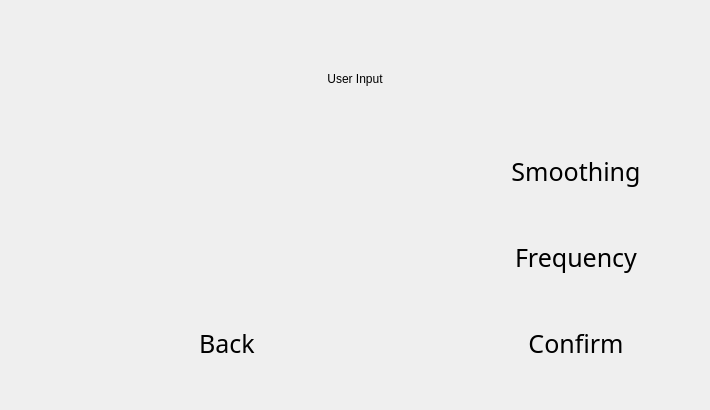
Above: BlocksScreen/lib/ui/utilitiesStackedWidget.ui from BlocksTechnology/BlocksScreen before the change. Below: the same form after it.
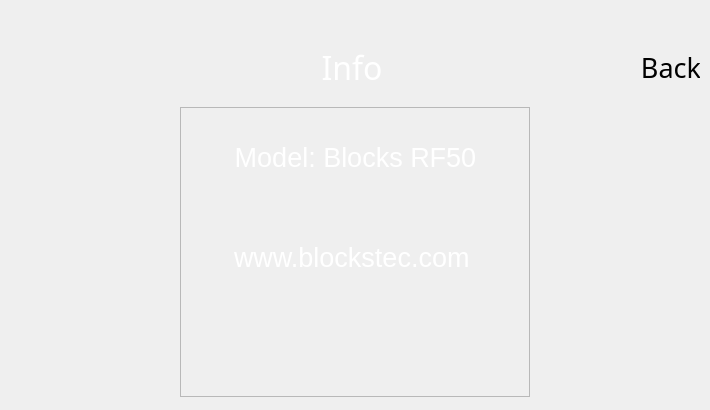
That is the form after the change. The open tabs and pages were chosen to show the change. Custom widgets are drawn as their Qt base class.

Commit message: Refacotr: updated input shapper page

```diff
--- a/BlocksScreen/lib/ui/utilitiesStackedWidget.ui
+++ b/BlocksScreen/lib/ui/utilitiesStackedWidget.ui
@@ -3071,243 +3071,8 @@
         </property>
        </widget>
       </item>
-     </layout>
-    </item>
-   </layout>
-  </widget>
-  <widget class="QWidget" name="user_input_page">
-   <layout class="QVBoxLayout" name="verticalLayout_9">
-    <item>
-     <spacer name="verticalSpacer_16">
-      <property name="orientation">
-       <enum>Qt::Vertical</enum>
-      </property>
-      <property name="sizeType">
-       <enum>QSizePolicy::Minimum</enum>
-      </property>
-      <property name="sizeHint" stdset="0">
-       <size>
-        <width>20</width>
-        <height>24</height>
-       </size>
-      </property>
-     </spacer>
-    </item>
-    <item>
-     <layout class="QHBoxLayout" name="horizontalLayout_5">
-      <item>
-       <widget class="QLabel" name="label_8">
-        <property name="sizePolicy">
-         <sizepolicy hsizetype="Preferred" vsizetype="Expanding">
-          <horstretch>0</horstretch>
-          <verstretch>0</verstretch>
-         </sizepolicy>
-        </property>
-        <property name="maximumSize">
-         <size>
-          <width>16777215</width>
-          <height>60</height>
-         </size>
-        </property>
-        <property name="text">
-         <string>User Input</string>
-        </property>
-        <property name="alignment">
-         <set>Qt::AlignCenter</set>
-        </property>
-       </widget>
-      </item>
-     </layout>
-    </item>
-    <item>
-     <layout class="QGridLayout" name="gridLayout_5">
-      <item row="2" column="2" alignment="Qt::AlignHCenter">
-       <widget class="BlocksCustomButton" name="is_confirm_btn">
-        <property name="sizePolicy">
-         <sizepolicy hsizetype="Minimum" vsizetype="MinimumExpanding">
-          <horstretch>0</horstretch>
-          <verstretch>0</verstretch>
-         </sizepolicy>
-        </property>
-        <property name="minimumSize">
-         <size>
-          <width>250</width>
-          <height>80</height>
-         </size>
-        </property>
-        <property name="maximumSize">
-         <size>
-          <width>250</width>
-          <height>80</height>
-         </size>
-        </property>
-        <property name="font">
-         <font>
-          <family>Momcake</family>
-          <pointsize>19</pointsize>
-          <italic>false</italic>
-          <stylestrategy>PreferAntialias</stylestrategy>
-         </font>
-        </property>
-        <property name="mouseTracking">
-         <bool>false</bool>
-        </property>
-        <property name="tabletTracking">
-         <bool>true</bool>
-        </property>
-        <property name="contextMenuPolicy">
-         <enum>Qt::NoContextMenu</enum>
-        </property>
-        <property name="layoutDirection">
-         <enum>Qt::LeftToRight</enum>
-        </property>
-        <property name="styleSheet">
-         <string notr="true"/>
-        </property>
-        <property name="text">
-         <string>Confirm</string>
-        </property>
-        <property name="autoDefault">
-         <bool>false</bool>
-        </property>
-        <property name="flat">
-         <bool>true</bool>
-        </property>
-        <property name="class" stdset="0">
-         <string>menu_btn</string>
-        </property>
-        <property name="icon_pixmap" stdset="0">
-         <pixmap resource="resources/icon_resources.qrc">:/dialog/media/btn_icons/yes.svg</pixmap>
-        </property>
-       </widget>
-      </item>
-      <item row="0" column="2">
-       <layout class="QHBoxLayout" name="horizontalLayout_8">
-        <item alignment="Qt::AlignHCenter">
-         <widget class="BlocksCustomButton" name="isui_sm">
-          <property name="sizePolicy">
-           <sizepolicy hsizetype="Minimum" vsizetype="MinimumExpanding">
-            <horstretch>0</horstretch>
-            <verstretch>0</verstretch>
-           </sizepolicy>
-          </property>
-          <property name="minimumSize">
-           <size>
-            <width>250</width>
-            <height>80</height>
-           </size>
-          </property>
-          <property name="maximumSize">
-           <size>
-            <width>250</width>
-            <height>80</height>
-           </size>
-          </property>
-          <property name="font">
-           <font>
-            <family>Momcake</family>
-            <pointsize>19</pointsize>
-            <italic>false</italic>
-            <stylestrategy>PreferAntialias</stylestrategy>
-           </font>
-          </property>
-          <property name="mouseTracking">
-           <bool>false</bool>
-          </property>
-          <property name="tabletTracking">
-           <bool>true</bool>
-          </property>
-          <property name="contextMenuPolicy">
-           <enum>Qt::NoContextMenu</enum>
-          </property>
-          <property name="layoutDirection">
-           <enum>Qt::LeftToRight</enum>
-          </property>
-          <property name="styleSheet">
-           <string notr="true"/>
-          </property>
-          <property name="text">
-           <string>Smoothing</string>
-          </property>
-          <property name="autoDefault">
-           <bool>false</bool>
-          </property>
-          <property name="flat">
-           <bool>true</bool>
-          </property>
-          <property name="class" stdset="0">
-           <string>menu_btn</string>
-          </property>
-          <property name="button_type" stdset="0">
-           <string>display_secondary</string>
-          </property>
-         </widget>
-        </item>
-       </layout>
-      </item>
-      <item row="1" column="2">
-       <layout class="QHBoxLayout" name="horizontalLayout_9">
-        <item alignment="Qt::AlignHCenter">
-         <widget class="BlocksCustomButton" name="isui_fq">
-          <property name="sizePolicy">
-           <sizepolicy hsizetype="Minimum" vsizetype="MinimumExpanding">
-            <horstretch>0</horstretch>
-            <verstretch>0</verstretch>
-           </sizepolicy>
-          </property>
-          <property name="minimumSize">
-           <size>
-            <width>250</width>
-            <height>80</height>
-           </size>
-          </property>
-          <property name="maximumSize">
-           <size>
-            <width>250</width>
-            <height>80</height>
-           </size>
-          </property>
-          <property name="font">
-           <font>
-            <family>Momcake</family>
-            <pointsize>19</pointsize>
-            <italic>false</italic>
-            <stylestrategy>PreferAntialias</stylestrategy>
-           </font>
-          </property>
-          <property name="mouseTracking">
-           <bool>false</bool>
-          </property>
-          <property name="tabletTracking">
-           <bool>true</bool>
-          </property>
-          <property name="contextMenuPolicy">
-           <enum>Qt::NoContextMenu</enum>
-          </property>
-          <property name="layoutDirection">
-           <enum>Qt::LeftToRight</enum>
-          </property>
-          <property name="styleSheet">
-           <string notr="true"/>
-          </property>
-          <property name="text">
-           <string>Frequency</string>
-          </property>
-          <property name="autoDefault">
-           <bool>false</bool>
-          </property>
-          <property name="flat">
-           <bool>true</bool>
-          </property>
-          <property name="button_type" stdset="0">
-           <string>display_secondary</string>
-          </property>
-         </widget>
-        </item>
-       </layout>
-      </item>
       <item row="2" column="0" colspan="2" alignment="Qt::AlignHCenter">
-       <widget class="BlocksCustomButton" name="is_back_btn">
+       <widget class="GroupButton" name="am_3hump_ei">
         <property name="sizePolicy">
          <sizepolicy hsizetype="Minimum" vsizetype="MinimumExpanding">
           <horstretch>0</horstretch>
@@ -3350,7 +3115,10 @@
          <string notr="true"/>
         </property>
         <property name="text">
-         <string>Back</string>
+         <string>3hump_ei</string>
+        </property>
+        <property name="checkable">
+         <bool>true</bool>
         </property>
         <property name="autoDefault">
          <bool>false</bool>
@@ -3366,9 +3134,6 @@
         </property>
        </widget>
       </item>
-      <item row="0" column="0" rowspan="2" colspan="2">
-       <layout class="QHBoxLayout" name="horizontalLayout_6"/>
-      </item>
      </layout>
     </item>
    </layout>
```
Left out of the diff: 300 changed lines with no effect on the pictures. The commit also changes 1 other file.
